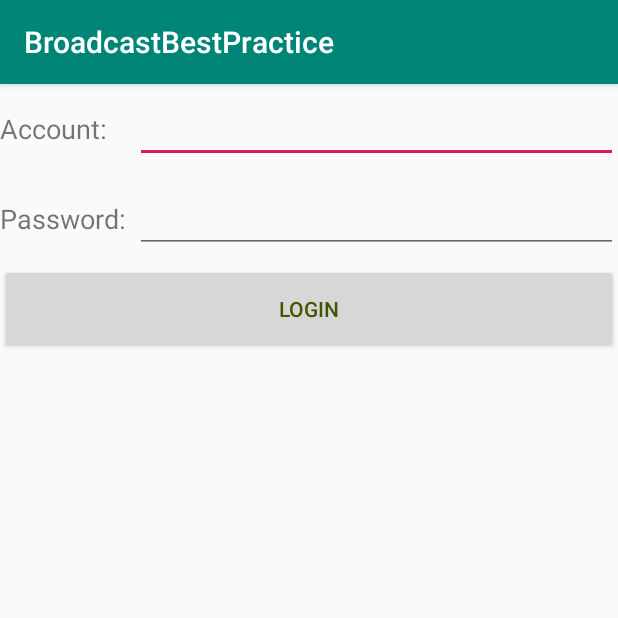
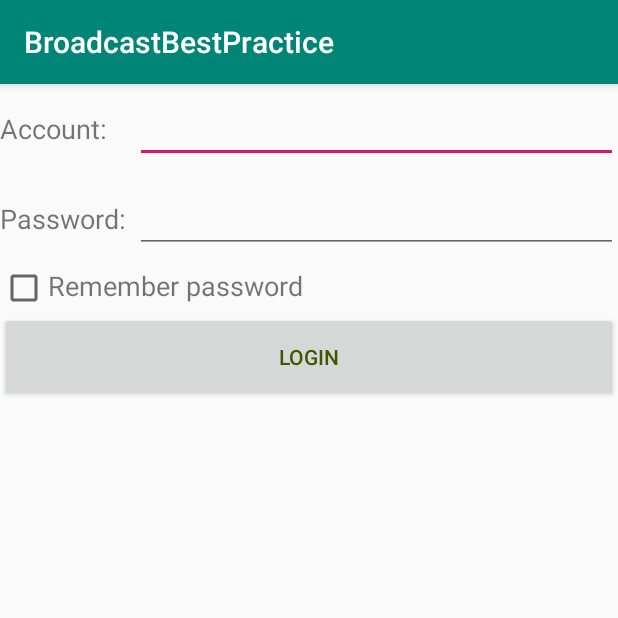
Before and after one commit to hunger-z/BroadcastBestPractice, an Android app: the screen it shows after launch (LoginActivity), after a tap on "LOGIN", on a phone screen of 412 x 824 dp, the top half of it. Run offline under Robolectric (Android 15) with nearby library versions, the phone set to English and light mode, and no system bars.

Commit message:
加了记住密码

```diff
--- a/app/src/main/java/com/example/broadcastbestpractice/LoginActivity.java
+++ b/app/src/main/java/com/example/broadcastbestpractice/LoginActivity.java
@@ -1,33 +1,61 @@
 package com.example.broadcastbestpractice;
 
 import android.content.Intent;
+import android.content.SharedPreferences;
 import android.os.Bundle;
+import android.preference.PreferenceManager;
 import android.support.design.widget.FloatingActionButton;
 import android.support.design.widget.Snackbar;
 import android.support.v7.app.AppCompatActivity;
 import android.support.v7.widget.Toolbar;
 import android.view.View;
 import android.widget.Button;
+import android.widget.CheckBox;
 import android.widget.EditText;
 import android.widget.Toast;
 
+import java.util.prefs.PreferenceChangeEvent;
+
 public class LoginActivity extends BaseActivity{
+    private SharedPreferences pref;
+    private SharedPreferences.Editor editor;
     private EditText accountEdit;
     private EditText passwordEdit;
     private Button login;
+    private CheckBox rememberPass;
     @Override
     protected void onCreate(Bundle savedInstanceState) {
         super.onCreate(savedInstanceState);
         setContentView(R.layout.activity_login);
-        accountEdit=(EditText)findViewById(R.id.account);
+        pref= PreferenceManager.getDefaultSharedPreferences(this);
+        accountEdit=(EditText)findViewById(R.id.account);                 //现在不需要强制转换类型了，（EditText）这种可以不要了
         passwordEdit=(EditText)findViewById(R.id.password);
+        rememberPass=(CheckBox)findViewById(R.id.remember_pass);
         login=(Button)findViewById(R.id.login);
+        boolean isRemember=pref.getBoolean("remember_password",false);
+        if(isRemember){
+            String account=pref.getString("account","");
+            String password=pref.getString("password","");
+            accountEdit.setText(account);
+            passwordEdit.setText(password);
+            rememberPass.setChecked(true);
+        }
         login.setOnClickListener(new View.OnClickListener() {         //按钮监听器触发
             @Override
             public void onClick(View view) {
                 String account=accountEdit.getText().toString();
                 String password=passwordEdit.getText().toString();
+                editor=pref.edit();
+                if (rememberPass.isChecked()){                  //确定记住密码复选框是否选中
+                    editor.putBoolean("remember_password",true);
+                    editor.putString("account",account);
+                    editor.putString("password",password);
+                }else {
+                    editor.clear();
+                }
+                editor.apply();
                 if(account.equals("admin")&&password.equals("123456")){
+
                     Intent intent=new Intent(LoginActivity.this,MainActivity.class);
                     startActivity(intent);      //从登陆界面跳转到主页面
                     finish();
--- a/app/src/main/res/layout/activity_login.xml
+++ b/app/src/main/res/layout/activity_login.xml
@@ -40,6 +40,20 @@
             android:layout_gravity="center_vertical"
             android:inputType="textPassword"/>
     </LinearLayout>
+    <LinearLayout
+        android:orientation="horizontal"
+        android:layout_width="match_parent"
+        android:layout_height="wrap_content">
+        <CheckBox
+            android:id="@+id/remember_pass"
+            android:layout_width="wrap_content"
+            android:layout_height="wrap_content" />
+        <TextView
+            android:layout_width="wrap_content"
+            android:layout_height="wrap_content"
+            android:text="Remember password"
+            android:textSize="18sp"/>
+    </LinearLayout>
     <Button
         android:id="@+id/login"
         android:layout_width="match_parent"
```
